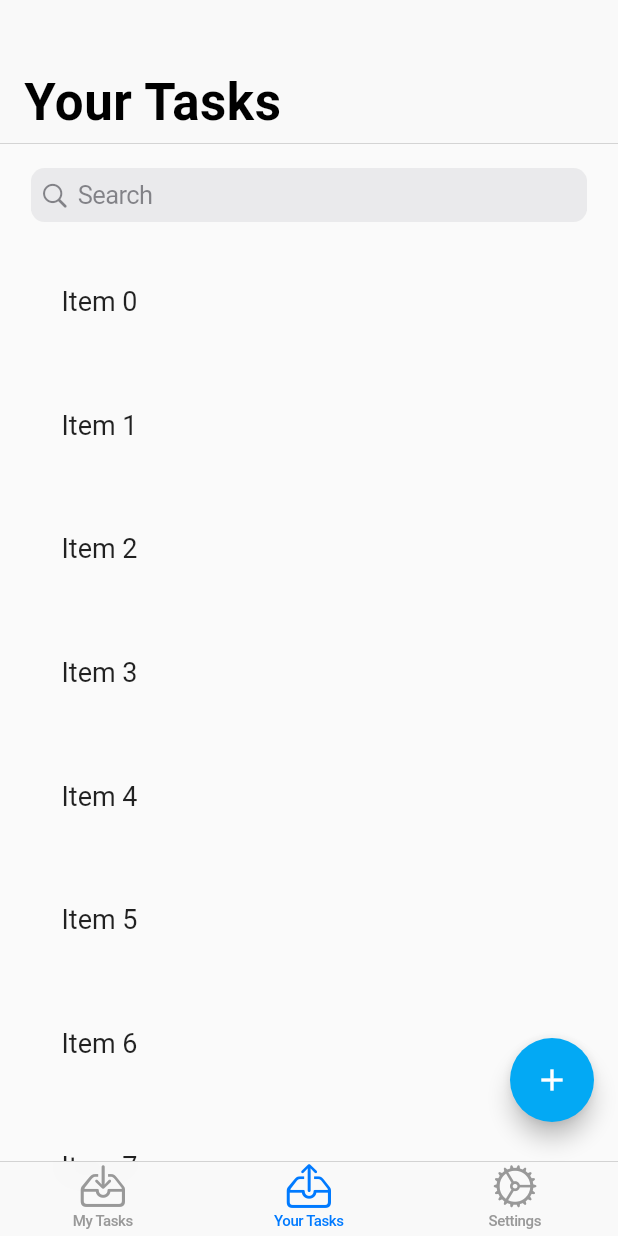
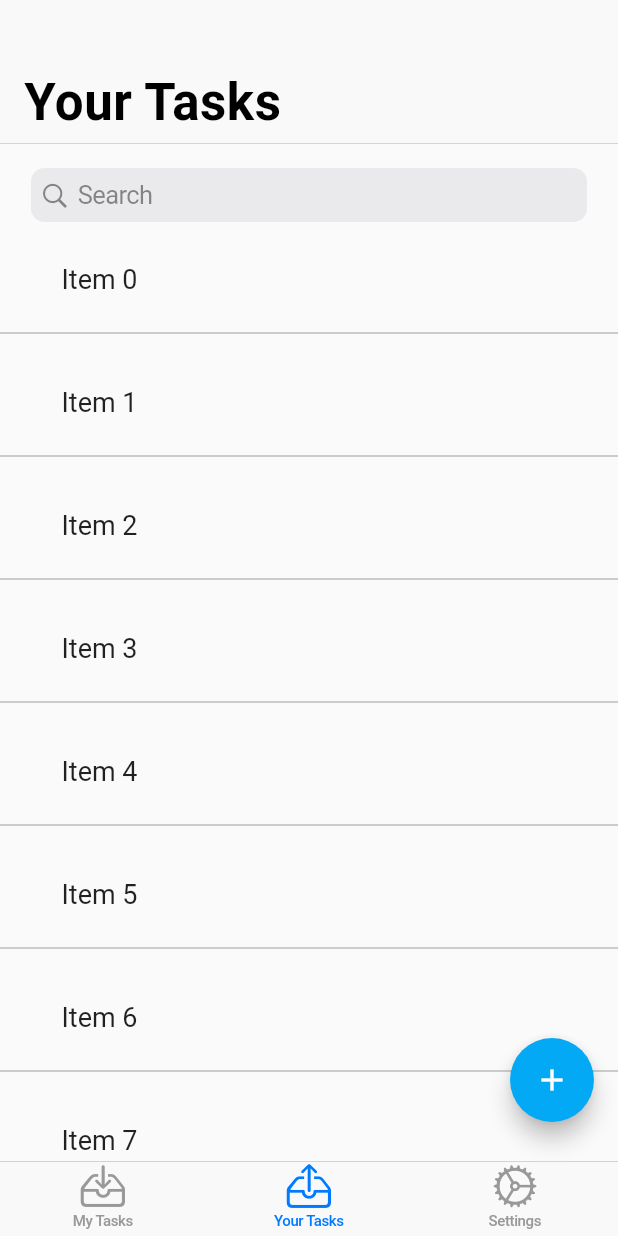
Before and after one commit to TuanHungVU1202/PeerReminder, a Flutter app: the screen it shows after launch, on a phone screen of 412 x 824 dp. Run offline on Flutter 3.47's test engine with Material 2 defaults, Android fonts, the light colour scheme and no system bars; drawn by our look-alikes of flutter_slidable; our stand-ins replace contacts_service, permission_handler; missing offline and left inert: simple_autocomplete_formfield.

Commit message:
Use divider again, remove SliverGrid

```diff
--- a/peer_reminder_flutter/lib/tasks/YourTaskPage.dart
+++ b/peer_reminder_flutter/lib/tasks/YourTaskPage.dart
@@ -90,16 +90,15 @@ class _YourTaskPageState extends State<YourTaskPage> {
     );
   }
 
-  SliverGrid _createTaskSliverGrid() {
-    return SliverGrid(
+  SliverList _createTaskSliverGrid() {
+    return SliverList(
       delegate: SliverChildBuilderDelegate(
         (context, index) {
-          return _createSlidableTask(index);
+          if(index.isOdd) return const Divider(color: Colors.grey);
+
+          int itemIndex = index ~/2;
+          return _createSlidableTask(itemIndex);
         },
-      ),
-      gridDelegate: const SliverGridDelegateWithFixedCrossAxisCount(
-        crossAxisCount: 1,
-        childAspectRatio: 5,
       ),
     );
   }
@@ -354,7 +353,7 @@ class TaskTile extends StatelessWidget {
   @override
   Widget build(BuildContext context) {
     return Container(
-        margin: const EdgeInsets.only(top: 25, left: 25),
+        margin: const EdgeInsets.only(top: 10, left: 25),
         child: Material(
           // Create Material widget for each ListTile
           child: ListTile(
```
